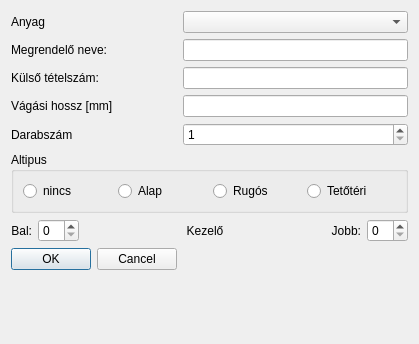
The window that view/dialog/input/addinputdialog.ui (horvathzoltan/cutplannerpro) describes before a commit, drawn with Qt 5.
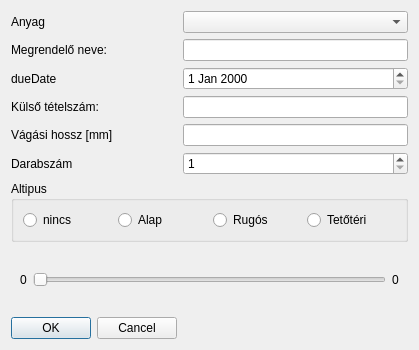
The same window after the commit. The open tabs and pages were chosen to show the change.

```diff
--- a/view/dialog/input/addinputdialog.ui
+++ b/view/dialog/input/addinputdialog.ui
@@ -7,7 +7,7 @@
     <x>0</x>
     <y>0</y>
     <width>419</width>
-    <height>344</height>
+    <height>350</height>
    </rect>
   </property>
   <property name="windowTitle">
@@ -34,41 +34,41 @@
    <item row="2" column="1">
     <widget class="QLineEdit" name="editOwner"/>
    </item>
-   <item row="3" column="0">
+   <item row="4" column="0">
     <widget class="QLabel" name="label_ref">
      <property name="text">
       <string>Külső tételszám:</string>
      </property>
     </widget>
    </item>
-   <item row="3" column="1">
+   <item row="4" column="1">
     <widget class="QLineEdit" name="editReference"/>
    </item>
-   <item row="4" column="0">
+   <item row="5" column="0">
     <widget class="QLabel" name="label">
      <property name="text">
       <string>Vágási hossz [mm]</string>
      </property>
     </widget>
    </item>
-   <item row="4" column="1">
+   <item row="5" column="1">
     <widget class="QLineEdit" name="editLength"/>
    </item>
-   <item row="5" column="0">
+   <item row="6" column="0">
     <widget class="QLabel" name="label_2">
      <property name="text">
       <string>Darabszám</string>
      </property>
     </widget>
    </item>
-   <item row="5" column="1">
+   <item row="6" column="1">
     <widget class="QSpinBox" name="spinQuantity">
      <property name="minimum">
       <number>1</number>
      </property>
     </widget>
    </item>
-   <item row="11" column="0">
+   <item row="12" column="0">
     <widget class="QDialogButtonBox" name="buttonBox">
      <property name="orientation">
       <enum>Qt::Orientation::Horizontal</enum>
@@ -78,7 +78,7 @@
      </property>
     </widget>
    </item>
-   <item row="7" column="0" colspan="2">
+   <item row="8" column="0" colspan="2">
     <widget class="QGroupBox" name="groupBox">
      <property name="title">
       <string>Altipus</string>
@@ -115,53 +115,64 @@
      </layout>
     </widget>
    </item>
-   <item row="8" column="0" colspan="2">
-    <layout class="QHBoxLayout" name="horizontalLayout">
+   <item row="9" column="0" colspan="2">
+    <widget class="QStackedWidget" name="stackHandlerSide">
+     <widget class="QWidget" name="pageRadio">
+      <layout class="QHBoxLayout">
      <item>
-      <widget class="QLabel" name="label_5">
+        <widget class="QRadioButton" name="radioLeft">
        <property name="text">
-        <string>Bal:</string>
-       </property>
-       <property name="alignment">
-        <set>Qt::AlignmentFlag::AlignRight|Qt::AlignmentFlag::AlignTrailing|Qt::AlignmentFlag::AlignVCenter</set>
+          <string>Bal</string>
+         </property>
+        </widget>
+       </item>
+       <item>
+        <widget class="QRadioButton" name="radioRight">
+         <property name="text">
+          <string>Jobb</string>
        </property>
       </widget>
      </item>
+      </layout>
+     </widget>
+     <widget class="QWidget" name="pageSlider">
+      <layout class="QHBoxLayout">
      <item>
-      <widget class="QSpinBox" name="spinBox_left"/>
+        <widget class="QLabel" name="labelLeftValue">
+         <property name="text">
+          <string>0</string>
+         </property>
+        </widget>
      </item>
      <item>
+        <widget class="QSlider" name="sliderHandler">
+         <property name="orientation">
+          <enum>Qt::Orientation::Horizontal</enum>
+         </property>
+        </widget>
+       </item>
+       <item>
+        <widget class="QLabel" name="labelRightValue">
+         <property name="text">
+          <string>0</string>
+         </property>
+        </widget>
+       </item>
+      </layout>
+     </widget>
+    </widget>
+   </item>
+   <item row="3" column="1">
+    <widget class="QDateEdit" name="editDueDate"/>
+   </item>
+   <item row="3" column="0">
       <widget class="QLabel" name="label_4">
-       <property name="sizePolicy">
-        <sizepolicy hsizetype="Preferred" vsizetype="Preferred">
-         <horstretch>1</horstretch>
-         <verstretch>0</verstretch>
-        </sizepolicy>
-       </property>
        <property name="text">
-        <string>Kezelő</string>
-       </property>
-       <property name="alignment">
-        <set>Qt::AlignmentFlag::AlignCenter</set>
-       </property>
-      </widget>
-     </item>
-     <item>
-      <widget class="QLabel" name="label_6">
-       <property name="text">
-        <string>Jobb:</string>
-       </property>
-       <property name="alignment">
-        <set>Qt::AlignmentFlag::AlignRight|Qt::AlignmentFlag::AlignTrailing|Qt::AlignmentFlag::AlignVCenter</set>
-       </property>
-      </widget>
-     </item>
-     <item>
-      <widget class="QSpinBox" name="spinBox_right"/>
-     </item>
-    </layout>
-   </item>
-  </layout>
+      <string>dueDate</string>
+     </property>
+    </widget>
+   </item>
+  </layout>
  </widget>
  <resources/>
  <connections>
```
Left out of the diff: 9 changed lines with no effect on the pictures. Lines whose indentation alone changed are shown as unchanged.
